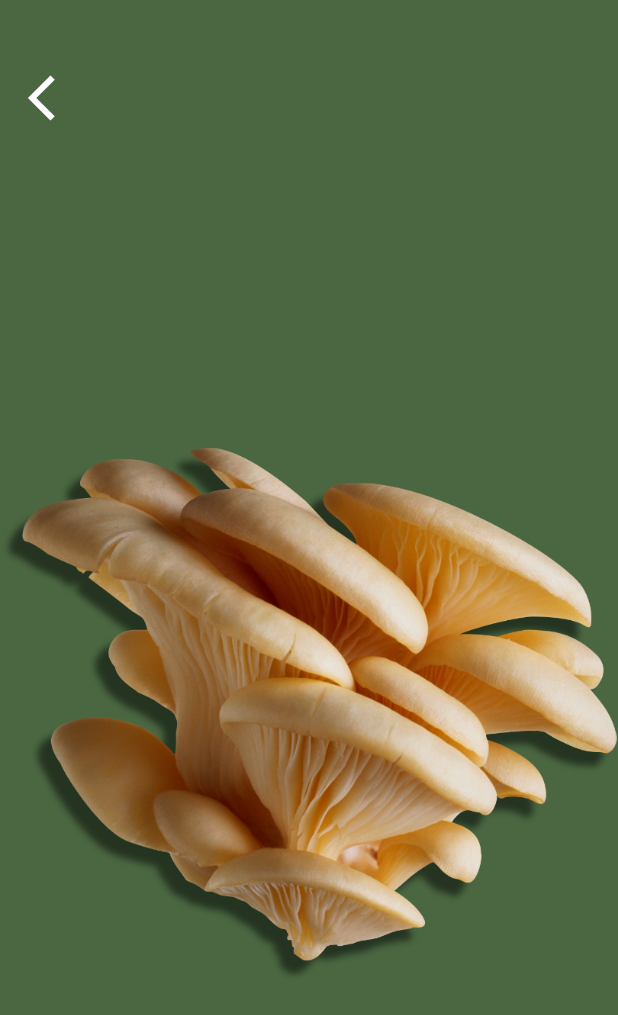
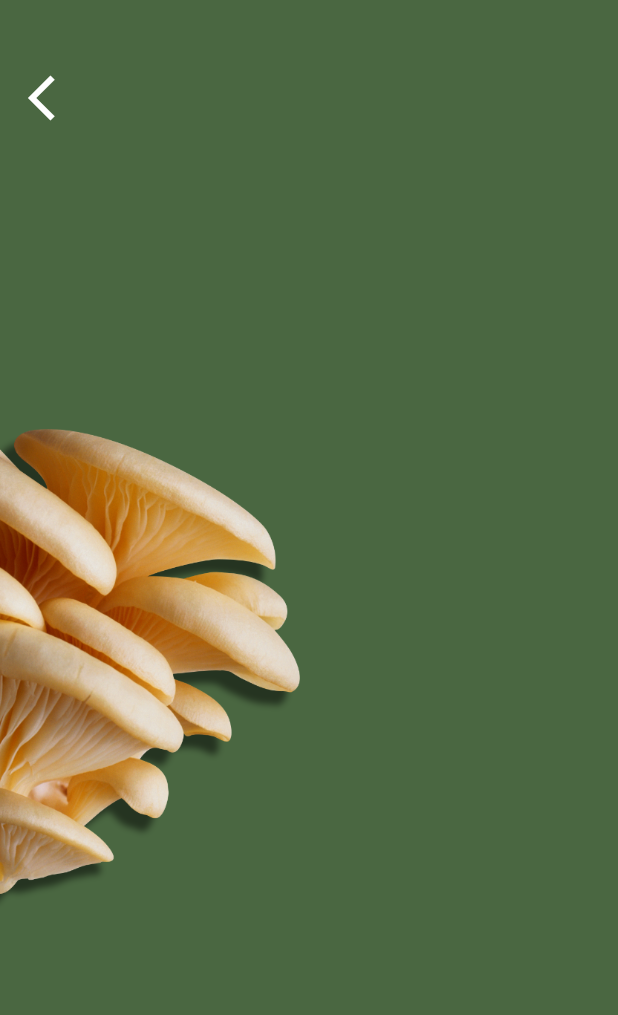
Before and after one commit to muxonn/grow_guard, a Flutter app: the PlantPage screen opened directly, on a phone screen of 412 x 824 dp. Shown: the top 1015 px of the screen. Run offline on Flutter 3.47's test engine with Material 2 defaults, Android fonts, the phone set to English and light mode, and no system bars.

Commit message:
Fit picture to background in plant page

```diff
--- a/lib/plant_page.dart
+++ b/lib/plant_page.dart
@@ -23,13 +23,13 @@ class PlantPage extends StatelessWidget {
         elevation: 0,
       ),
       body: Container(
+        width: 400,
         decoration: const BoxDecoration(
           image: DecorationImage(
             image: AssetImage("assets/images/pleurotus-eryngii.png"),
-            fit: BoxFit.contain,
           ),
         ),
-        margin: EdgeInsets.only(right: 1),
+        transform: Matrix4.translationValues(-200, -40, 0),
       ),
     );
   }
```
